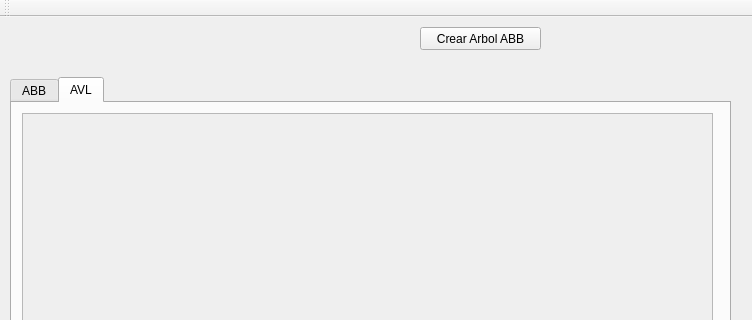
First picture: the form in mainwindow.ui, repository SergioFerrer9/Arboles, before the edit; both pictures show x 0 to 752 and y 0 to 320 of the 752 by 514 pixel window.
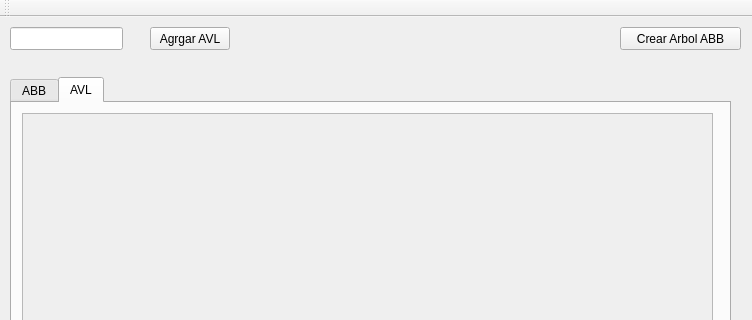
Second picture: the form after the edit.

Patch:
```diff
--- a/mainwindow.ui
+++ b/mainwindow.ui
@@ -104,7 +104,7 @@
    <widget class="QPushButton" name="pushButton">
     <property name="geometry">
      <rect>
-      <x>420</x>
+      <x>620</x>
       <y>10</y>
       <width>121</width>
       <height>23</height>
@@ -114,6 +114,29 @@
      <string>Crear Arbol ABB</string>
     </property>
    </widget>
+   <widget class="QLineEdit" name="lineEdit">
+    <property name="geometry">
+     <rect>
+      <x>10</x>
+      <y>10</y>
+      <width>113</width>
+      <height>23</height>
+     </rect>
+    </property>
+   </widget>
+   <widget class="QPushButton" name="pushButton_2">
+    <property name="geometry">
+     <rect>
+      <x>150</x>
+      <y>10</y>
+      <width>80</width>
+      <height>23</height>
+     </rect>
+    </property>
+    <property name="text">
+     <string>Agrgar AVL</string>
+    </property>
+   </widget>
   </widget>
   <widget class="QMenuBar" name="menuBar">
    <property name="geometry">
```
